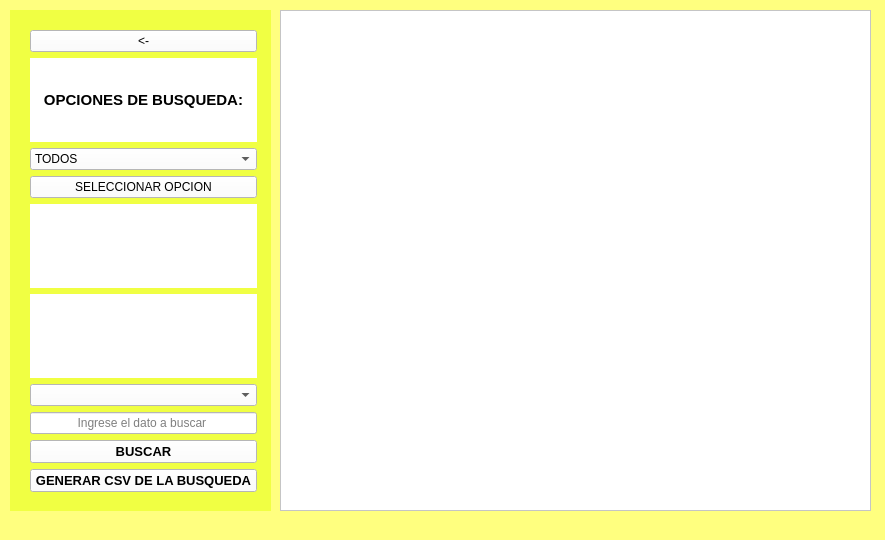
Old version of the form CSV/interfaz/VentanaSeleccionar.ui in the repository DanielRojas2002/PyQt5.
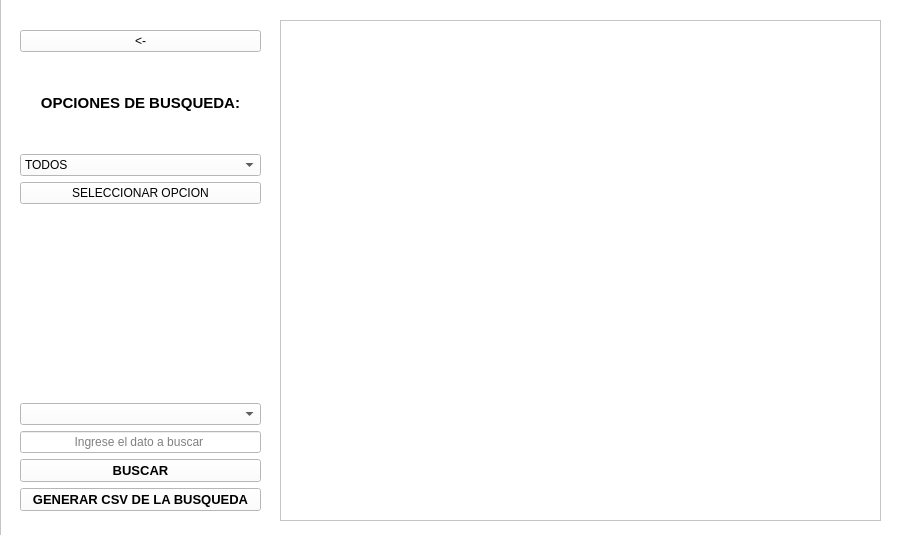
New version of the form. Icons and pictures are not drawn.

Diff of the .ui file:
```diff
--- a/CSV/interfaz/VentanaSeleccionar.ui
+++ b/CSV/interfaz/VentanaSeleccionar.ui
@@ -6,23 +6,23 @@
    <rect>
     <x>0</x>
     <y>0</y>
-    <width>885</width>
-    <height>540</height>
+    <width>897</width>
+    <height>535</height>
    </rect>
   </property>
   <property name="windowTitle">
    <string>Buscador de Registros</string>
   </property>
   <property name="styleSheet">
-   <string notr="true">background-color: rgb(255, 255, 127);</string>
+   <string notr="true"/>
   </property>
   <widget class="QWidget" name="centralwidget">
    <widget class="QTableWidget" name="tableWidget">
     <property name="geometry">
      <rect>
       <x>280</x>
-      <y>10</y>
-      <width>591</width>
+      <y>20</y>
+      <width>601</width>
       <height>501</height>
      </rect>
     </property>
@@ -42,25 +42,25 @@
      <enum>QFrame::Sunken</enum>
     </property>
    </widget>
-   <widget class="QWidget" name="widget" native="true">
+   <widget class="QFrame" name="frame_particular">
     <property name="geometry">
      <rect>
       <x>10</x>
-      <y>10</y>
+      <y>20</y>
       <width>261</width>
       <height>501</height>
      </rect>
     </property>
     <property name="styleSheet">
-     <string notr="true">background-color: rgb(240, 255, 67);</string>
+     <string notr="true">background-color: rgb(255, 255, 255);</string>
     </property>
     <widget class="QWidget" name="layoutWidget">
      <property name="geometry">
       <rect>
-       <x>20</x>
-       <y>20</y>
-       <width>227</width>
-       <height>462</height>
+       <x>10</x>
+       <y>10</y>
+       <width>241</width>
+       <height>481</height>
       </rect>
      </property>
      <layout class="QVBoxLayout" name="verticalLayout">
@@ -246,18 +246,29 @@
      </layout>
     </widget>
    </widget>
+   <widget class="QFrame" name="frame_ventana">
+    <property name="geometry">
+     <rect>
+      <x>0</x>
+      <y>-10</y>
+      <width>911</width>
+      <height>551</height>
+     </rect>
+    </property>
+    <property name="styleSheet">
+     <string notr="true">background-color: rgb(255, 255, 255);</string>
+    </property>
+    <property name="frameShape">
+     <enum>QFrame::StyledPanel</enum>
+    </property>
+    <property name="frameShadow">
+     <enum>QFrame::Raised</enum>
+    </property>
+   </widget>
+   <zorder>frame_ventana</zorder>
+   <zorder>frame_particular</zorder>
+   <zorder>tableWidget</zorder>
   </widget>
-  <widget class="QMenuBar" name="menubar">
-   <property name="geometry">
-    <rect>
-     <x>0</x>
-     <y>0</y>
-     <width>885</width>
-     <height>21</height>
-    </rect>
-   </property>
-  </widget>
-  <widget class="QStatusBar" name="statusbar"/>
  </widget>
  <resources/>
  <connections/>
```
